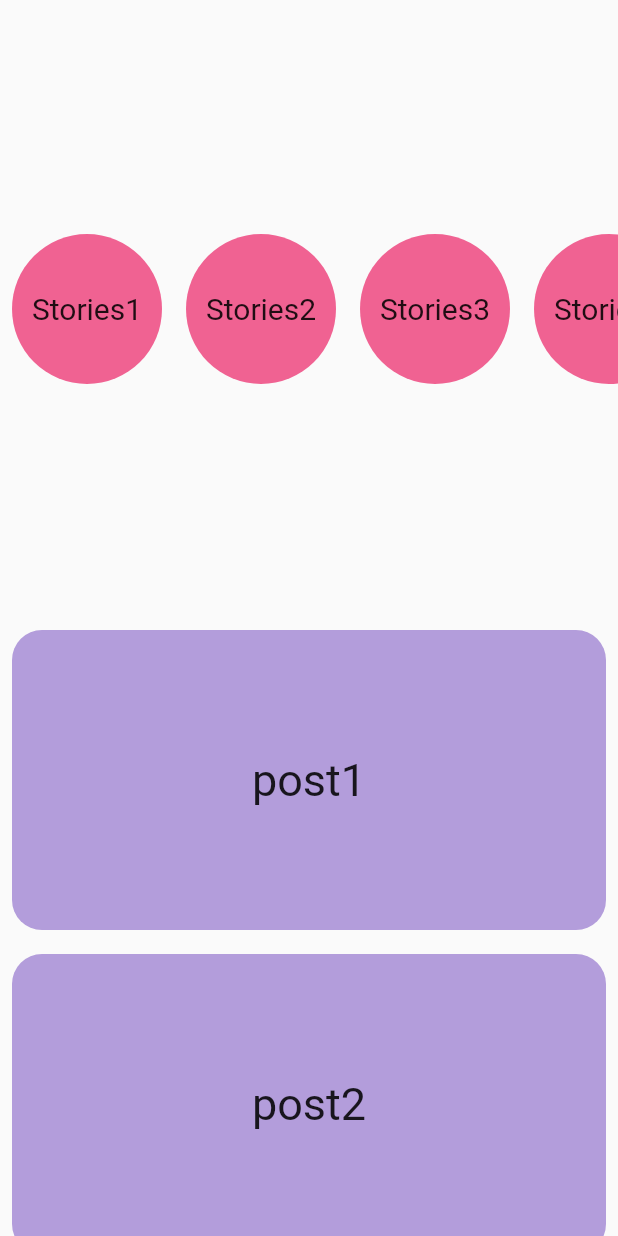
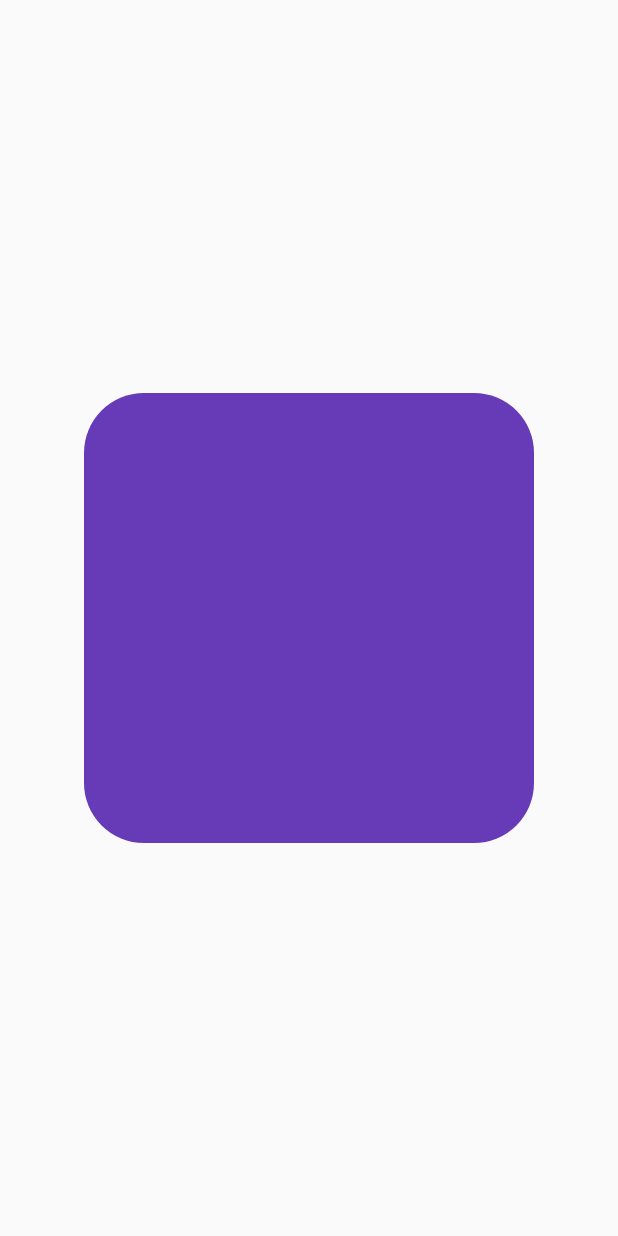
Before and after one commit to DivyanshVish/Flutter_Basic_Widget_Revisions, a Flutter app: the screen it shows after launch, on a phone screen of 412 x 824 dp. Run offline on Flutter 3.47's test engine with Material 2 defaults, Android fonts, the phone set to English and light mode, and no system bars.

Commit message:
Initial commit

```diff
--- a/lib/day_4_listview_builder.dart
+++ b/lib/day_4_listview_builder.dart
@@ -28,7 +28,9 @@ class Day_ListView_Builder extends StatelessWidget {
 
       body: Column(
         children: [
-          Expanded(
+          //TODO: Instagram Stories
+          SizedBox(
+            height: 150,
             child: ListView.builder(
               itemBuilder: (context, index) {
                 return MyCircles(
@@ -39,6 +41,7 @@ class Day_ListView_Builder extends StatelessWidget {
               scrollDirection: Axis.horizontal,
             ),
           ),
+          //TODO: Instagram Posts
           Expanded(
             child: ListView.builder(
                 itemCount: _post.length,
--- /dev/null
+++ b/lib/day_5_round_corners_cliprrect.dart
@@ -0,0 +1,21 @@
+import 'package:flutter/material.dart';
+
+class Round_Corner_Cliprrect extends StatelessWidget {
+  const Round_Corner_Cliprrect({super.key});
+
+  @override
+  Widget build(BuildContext context) {
+    return Scaffold(
+      body: Center(
+        child: ClipRRect(
+          borderRadius: BorderRadius.circular(40),
+          child: Container(
+            color: Colors.deepPurple,
+            width: 300,
+            height: 300,
+          ),
+        ),
+      ),
+    );
+  }
+}
--- /dev/null
+++ b/lib/day_6_image_assets.dart
@@ -0,0 +1 @@
+import 'package:flutter/material.dart';
--- a/lib/main.dart
+++ b/lib/main.dart
@@ -1,6 +1,7 @@
 import 'package:flutter/material.dart';
 
 import 'package:thirty_days_challeng/day_4_listview_builder.dart';
+import 'package:thirty_days_challeng/day_5_round_corners_cliprrect.dart';
 
 void main() {
   runApp(const MyApp());
@@ -14,7 +15,7 @@ class MyApp extends StatelessWidget {
   Widget build(BuildContext context) {
     return MaterialApp(
       debugShowCheckedModeBanner: false,
-      home: Day_ListView_Builder(),
+      home: Round_Corner_Cliprrect(),
     );
   }
 }
--- a/pubspec.yaml
+++ b/pubspec.yaml
@@ -59,8 +59,8 @@ flutter:
   uses-material-design: true
 
   # To add assets to your application, add an assets section, like this:
-  # assets:
-  #   - images/a_dot_burr.jpeg
+  assets:
+    - images/
   #   - images/a_dot_ham.jpeg
 
   # An image asset can refer to one or more resolution-specific "variants", see
```
Also changed, not shown: images/try.jpg (added).
